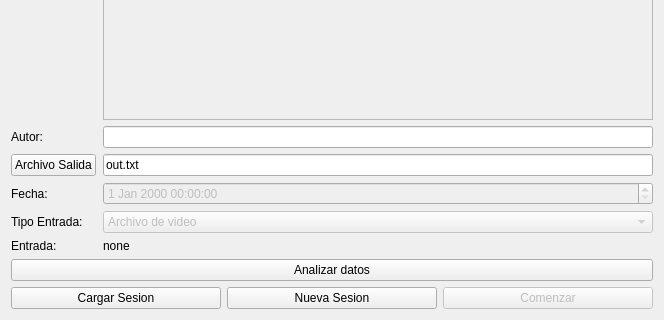
First picture: the form in src/GUIFramework/IPSModule/IPSs/GUIWaveHeightIPS/guiwaveheightips.ui, repository aguperezpala/hvdrt, before the edit; both pictures show x 0 to 664 and y 173 to 493 of the 664 by 493 pixel window.
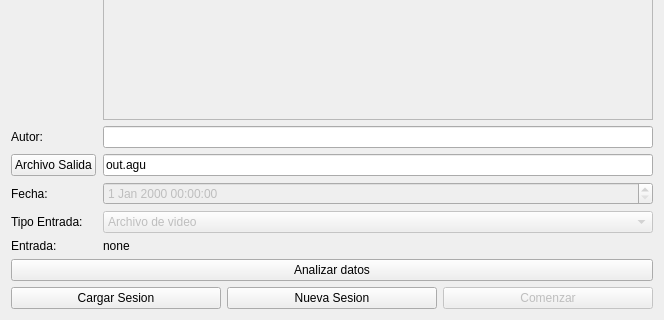
Second picture: the form after the edit.

Diff of the .ui file:
```diff
--- a/src/GUIFramework/IPSModule/IPSs/GUIWaveHeightIPS/guiwaveheightips.ui
+++ b/src/GUIFramework/IPSModule/IPSs/GUIWaveHeightIPS/guiwaveheightips.ui
@@ -126,7 +126,7 @@
      <item row="4" column="1">
       <widget class="QLineEdit" name="outText">
        <property name="text">
-        <string>out.txt</string>
+        <string>out.agu</string>
        </property>
       </widget>
      </item>
```
